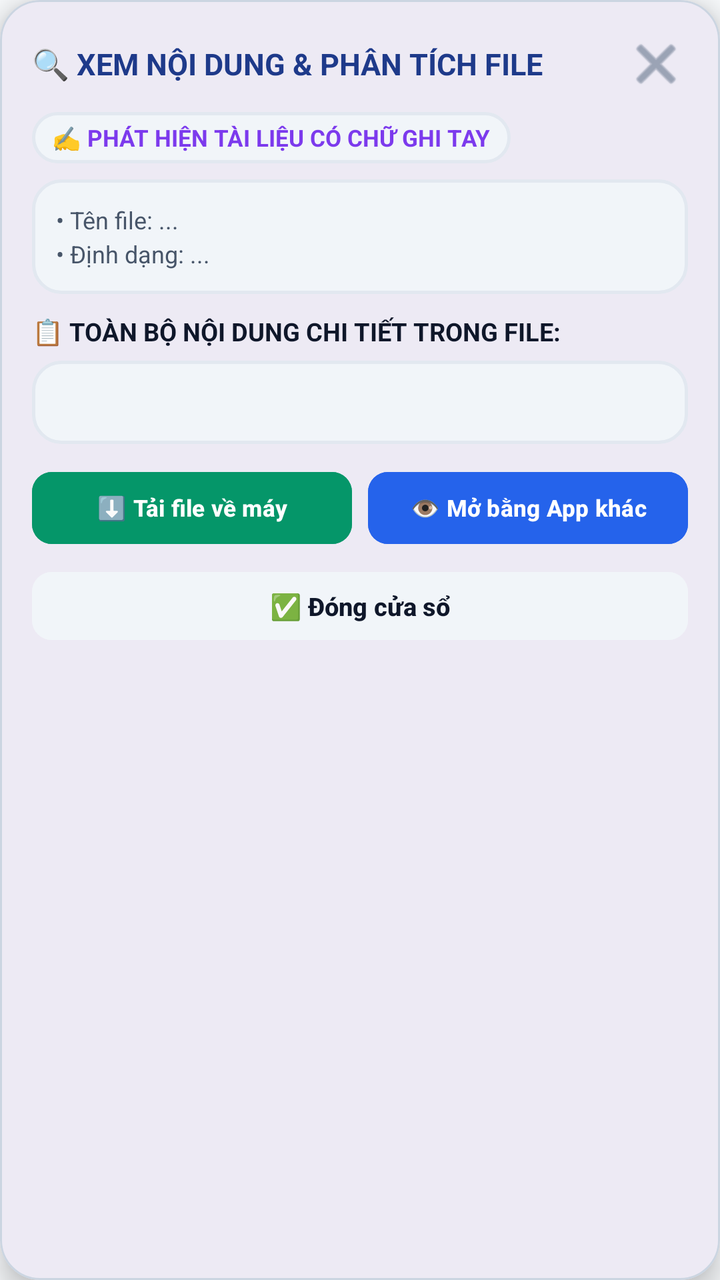
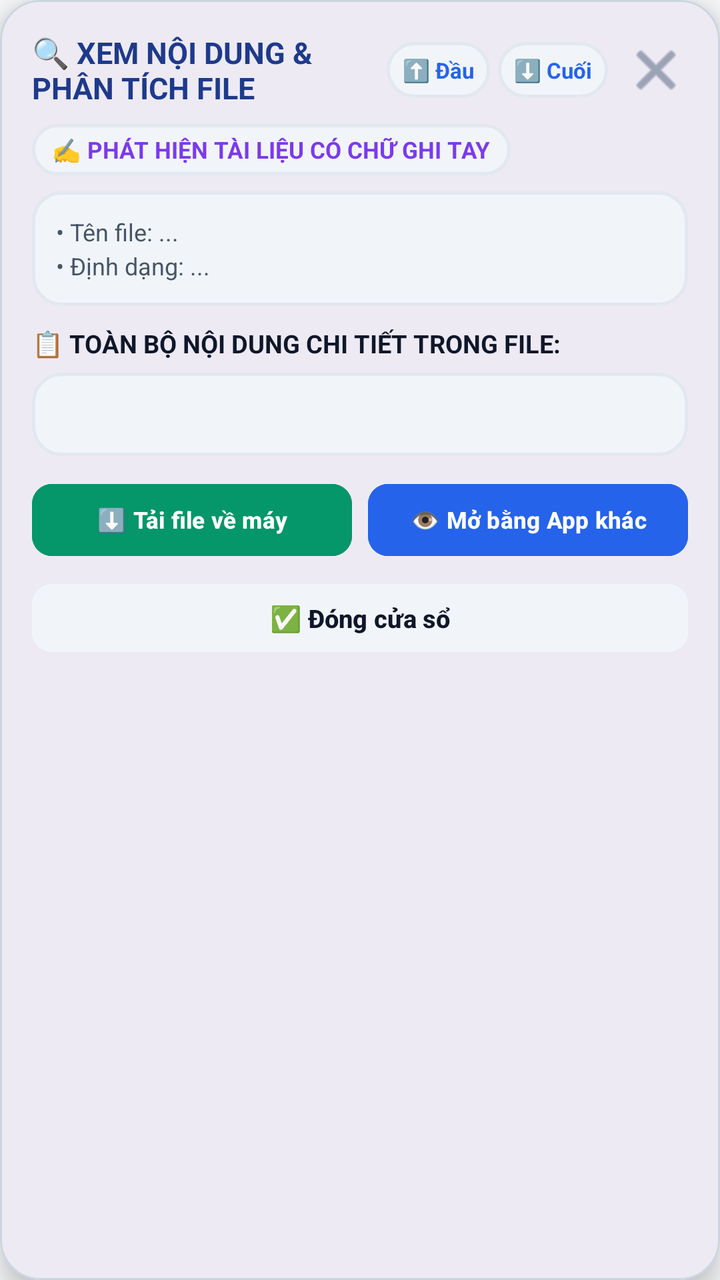

Two renders of the same Android screen: before a commit and after it. Below are the layout's source before the change and the commit's diff.
<!-- AndroidManifest.xml: application theme Theme.LectuPlan -->
<!-- res/layout/dialog_file_analysis_report.xml -->
<?xml version="1.0" encoding="utf-8"?>
<com.google.android.material.card.MaterialCardView
    xmlns:android="http://schemas.android.com/apk/res/android"
    xmlns:app="http://schemas.android.com/apk/res-auto"
    android:layout_width="match_parent"
    android:layout_height="wrap_content"
    app:cardCornerRadius="20dp"
    app:cardElevation="8dp"
    app:strokeWidth="1dp"
    app:strokeColor="@color/border_default"
    app:cardBackgroundColor="@color/surface_card">

    <LinearLayout
        android:layout_width="match_parent"
        android:layout_height="wrap_content"
        android:orientation="vertical"
        android:padding="16dp">

        
        <LinearLayout
            android:layout_width="match_parent"
            android:layout_height="wrap_content"
            android:orientation="horizontal"
            android:gravity="center_vertical"
            android:layout_marginBottom="8dp">

            <TextView
                android:id="@+id/tvFileAnalysisTitle"
                android:layout_width="0dp"
                android:layout_height="wrap_content"
                android:layout_weight="1"
                android:text="🔍 XEM NỘI DUNG &amp; PHÂN TÍCH FILE"
                android:textSize="15sp"
                android:textStyle="bold"
                android:textColor="@color/tab_header_title" />

            <ImageButton
                android:id="@+id/btnCloseAnalysisTop"
                android:layout_width="32dp"
                android:layout_height="32dp"
                android:background="?android:attr/selectableItemBackgroundBorderless"
                android:contentDescription="Đóng"
                android:src="@android:drawable/ic_menu_close_clear_cancel"
                app:tint="@color/nav_item_unselected_tint" />
        </LinearLayout>

        
        <androidx.core.widget.NestedScrollView
            android:layout_width="match_parent"
            android:layout_height="0dp"
            android:layout_weight="1"
            android:fillViewport="true"
            android:scrollbars="vertical">

            <LinearLayout
                android:layout_width="match_parent"
                android:layout_height="wrap_content"
                android:orientation="vertical">

                
                <TextView
                    android:id="@+id/tvFileAnalysisBadge"
                    android:layout_width="wrap_content"
                    android:layout_height="wrap_content"
                    android:background="@drawable/bg_search_input"
                    android:paddingHorizontal="10dp"
                    android:paddingVertical="5dp"
                    android:text="✍️ PHÁT HIỆN TÀI LIỆU CÓ CHỮ GHI TAY"
                    android:textColor="@color/accent_purple"
                    android:textSize="11.5sp"
                    android:textStyle="bold"
                    android:layout_marginBottom="8dp" />

                
                <LinearLayout
                    android:layout_width="match_parent"
                    android:layout_height="wrap_content"
                    android:background="@drawable/bg_search_input"
                    android:orientation="vertical"
                    android:padding="12dp"
                    android:layout_marginBottom="10dp">

                    <TextView
                        android:id="@+id/tvFileAnalysisMeta"
                        android:layout_width="match_parent"
                        android:layout_height="wrap_content"
                        android:text="• Tên file: ...\n• Định dạng: ..."
                        android:textColor="@color/text_secondary"
                        android:textSize="12sp"
                        android:lineSpacingExtra="3dp" />
                </LinearLayout>

                
                <LinearLayout
                    android:id="@+id/layoutFileVisualPreview"
                    android:layout_width="match_parent"
                    android:layout_height="wrap_content"
                    android:orientation="vertical"
                    android:visibility="gone"
                    android:layout_marginBottom="10dp" />

                <TextView
                    android:layout_width="match_parent"
                    android:layout_height="wrap_content"
                    android:text="📋 TOÀN BỘ NỘI DUNG CHI TIẾT TRONG FILE:"
                    android:textColor="@color/text_primary"
                    android:textSize="12.5sp"
                    android:textStyle="bold"
                    android:layout_marginBottom="6dp" />

                <LinearLayout
                    android:layout_width="match_parent"
                    android:layout_height="wrap_content"
                    android:background="@drawable/bg_search_input"
                    android:padding="12dp">

                    <TextView
                        android:id="@+id/tvFileAnalysisContent"
                        android:layout_width="match_parent"
                        android:layout_height="wrap_content"
                        android:textColor="@color/text_primary"
                        android:textSize="13sp"
                        android:textIsSelectable="true"
                        android:lineSpacingExtra="4dp" />
                </LinearLayout>
            </LinearLayout>
        </androidx.core.widget.NestedScrollView>

        
        <LinearLayout
            android:layout_width="match_parent"
            android:layout_height="wrap_content"
            android:orientation="horizontal"
            android:layout_marginTop="10dp">

            <Button
                android:id="@+id/btnDownloadFileReport"
                android:layout_width="0dp"
                android:layout_height="wrap_content"
                android:minHeight="44dp"
                android:layout_weight="1"
                android:text="⬇️ Tải file về máy"
                android:textColor="#FFFFFF"
                android:backgroundTint="#059669"
                android:textSize="11.5sp"
                android:textStyle="bold"
                android:paddingHorizontal="6dp"
                app:cornerRadius="10dp" />

            <Button
                android:id="@+id/btnOpenExternalReport"
                android:layout_width="0dp"
                android:layout_height="wrap_content"
                android:minHeight="44dp"
                android:layout_weight="1"
                android:layout_marginStart="8dp"
                android:text="👁️ Mở bằng App khác"
                android:textColor="#FFFFFF"
                android:backgroundTint="#2563EB"
                android:textSize="11.5sp"
                android:textStyle="bold"
                android:paddingHorizontal="6dp"
                app:cornerRadius="10dp" />
        </LinearLayout>

        <Button
            android:id="@+id/btnCloseAnalysisBottom"
            android:layout_width="match_parent"
            android:layout_height="wrap_content"
            android:minHeight="42dp"
            android:layout_marginTop="6dp"
            android:text="✅ Đóng cửa sổ"
            android:textColor="@color/text_primary"
            android:backgroundTint="@color/surface_card_secondary"
            android:textSize="12.5sp"
            android:textStyle="bold"
            app:cornerRadius="10dp" />

    </LinearLayout>
</com.google.android.material.card.MaterialCardView>
<!-- resources referenced by this layout -->
<resources>
  <color name="accent_purple">#7C3AED</color>
  <color name="border_default">#CBD5E1</color>
  <color name="nav_item_unselected_tint">#64748B</color>
  <color name="surface_card">#FFFFFF</color>
  <color name="surface_card_secondary">#F1F5F9</color>
  <color name="tab_header_title">#1E3A8A</color>
  <color name="text_primary">#0F172A</color>
  <color name="text_secondary">#475569</color>
  <!-- drawable bg_search_input (drawable) -->
  <?xml version="1.0" encoding="utf-8"?>
  <shape xmlns:android="http://schemas.android.com/apk/res/android"
      android:shape="rectangle">
      <solid android:color="@color/surface_card_secondary" />
      <corners android:radius="14dp" />
      <stroke
          android:width="1.5dp"
          android:color="@color/border_subtle" />
  </shape>
  <style name="Theme.LectuPlan" parent="Base.Theme.LectuPlan" />
  <color name="border_subtle">#E2E8F0</color>
  <style name="Base.Theme.LectuPlan" parent="Theme.Material3.DayNight.NoActionBar">
          <item name="android:windowBackground">@color/window_background</item>
          <item name="colorSurface">@color/surface_card</item>
          <item name="colorOnSurface">@color/text_primary</item>
          <item name="colorSurfaceVariant">@color/surface_card_secondary</item>
          <item name="colorOnSurfaceVariant">@color/text_secondary</item>
          
          <item name="android:windowLightStatusBar" tools:targetApi="23">true</item>
          <item name="android:windowLightNavigationBar" tools:targetApi="27">true</item>
      </style>
  <color name="window_background">#F8FAFC</color>
</resources>

<!-- the commit's change to res/layout/dialog_file_analysis_report.xml (unified diff, before → after) -->
@@ -34,6 +34,36 @@
                 android:textStyle="bold"
                 android:textColor="@color/tab_header_title" />
 
+            <TextView
+                android:id="@+id/btnFileReportScrollTop"
+                android:layout_width="wrap_content"
+                android:layout_height="28dp"
+                android:background="@drawable/bg_search_input"
+                android:gravity="center"
+                android:paddingHorizontal="8dp"
+                android:text="⬆️ Đầu"
+                android:textColor="@color/accent_blue"
+                android:textSize="11sp"
+                android:textStyle="bold"
+                android:clickable="true"
+                android:focusable="true"
+                android:layout_marginEnd="4dp" />
+
+            <TextView
+                android:id="@+id/btnFileReportScrollBottom"
+                android:layout_width="wrap_content"
+                android:layout_height="28dp"
+                android:background="@drawable/bg_search_input"
+                android:gravity="center"
+                android:paddingHorizontal="8dp"
+                android:text="⬇️ Cuối"
+                android:textColor="@color/accent_blue"
+                android:textSize="11sp"
+                android:textStyle="bold"
+                android:clickable="true"
+                android:focusable="true"
+                android:layout_marginEnd="8dp" />
+
             <ImageButton
                 android:id="@+id/btnCloseAnalysisTop"
                 android:layout_width="32dp"
@@ -46,6 +76,7 @@
 
         
         <androidx.core.widget.NestedScrollView
+            android:id="@+id/nsvFileReport"
             android:layout_width="match_parent"
             android:layout_height="0dp"
             android:layout_weight="1"
<!-- resource entries referenced after the edit -->
@@ -1,5 +1,6 @@
 <!-- resources referenced by this layout -->
 <resources>
+  <color name="accent_blue">#2563EB</color>
   <color name="accent_purple">#7C3AED</color>
   <color name="border_default">#CBD5E1</color>
   <color name="nav_item_unselected_tint">#64748B</color>
